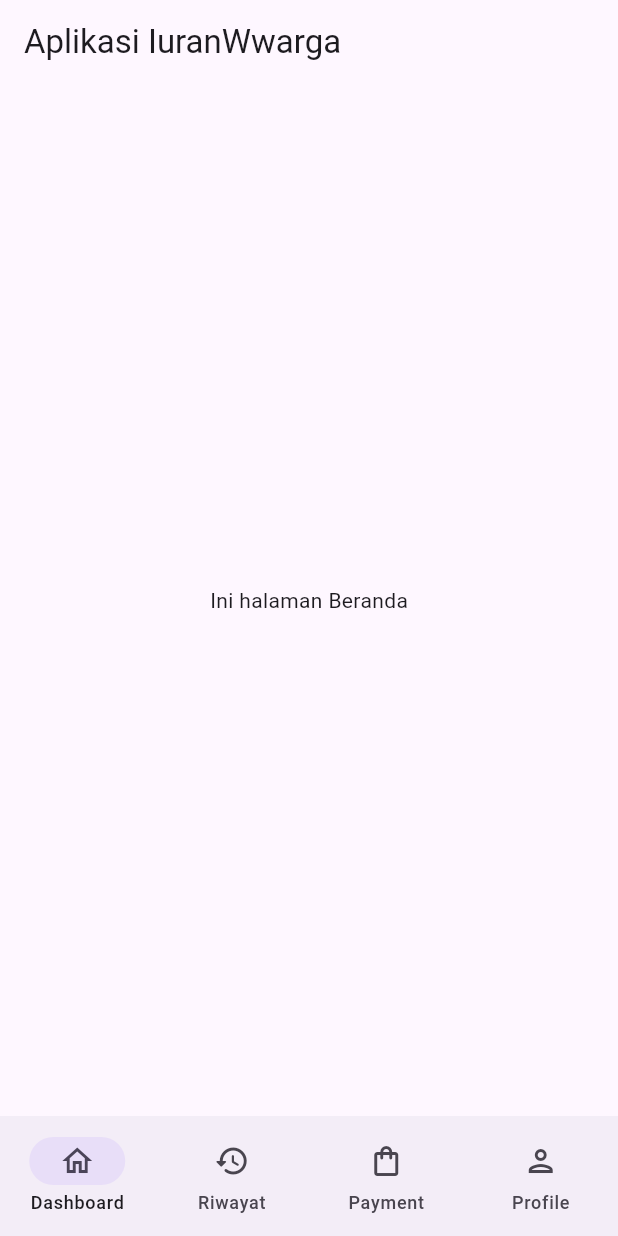
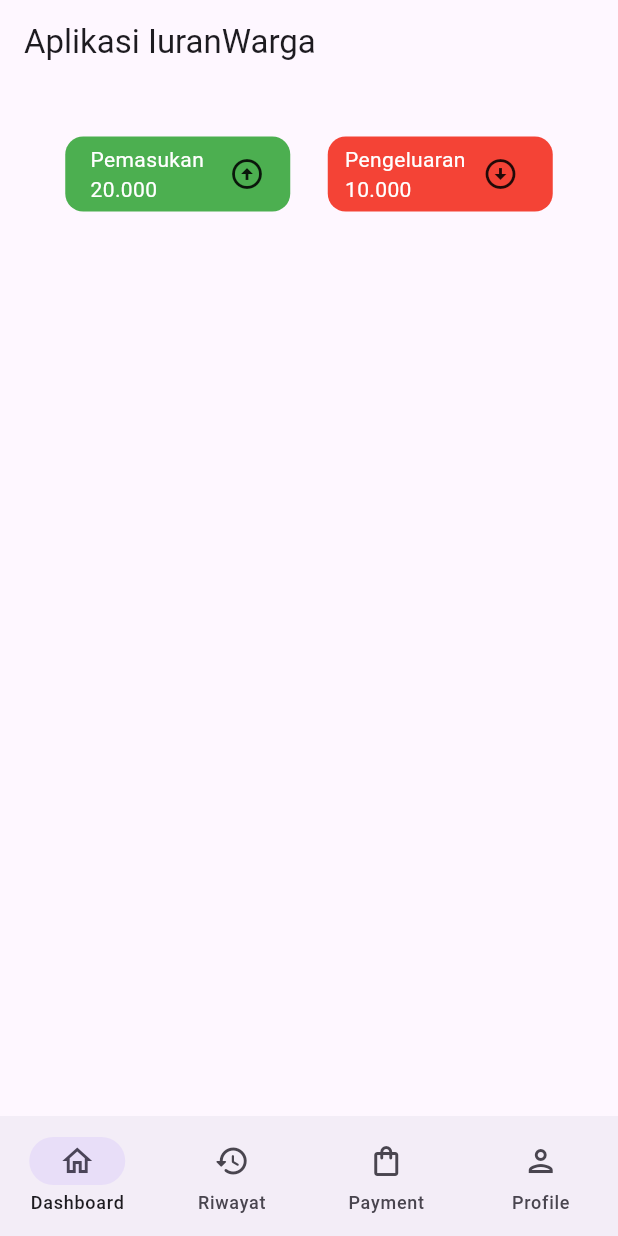
Before and after one commit to Kkiiiiiii/ppb, a Flutter app: the HomePage screen opened directly, on a phone screen of 412 x 824 dp. Run offline on Flutter 3.47's test engine with Material 3 defaults, Android fonts, the phone set to English and light mode, and no system bars.

Commit message:
Menambah dashboard

```diff
--- a/lib/main.dart
+++ b/lib/main.dart
@@ -1,5 +1,6 @@
 import 'package:flutter/material.dart';
-import 'package:tugas_ppb/screens/ProfilePage.dart';
+// import 'package:tugas_ppb/screens/Dashboard.dart';
+import 'package:tugas_ppb/screens/login.dart';
 void main() {
   runApp(const MainApp());
 }
@@ -11,7 +12,7 @@ class MainApp extends StatelessWidget {
   Widget build(BuildContext context) {
     return const MaterialApp(
       debugShowCheckedModeBanner: false,
-      home: Profilepage(),
+      home: LoginPage(),
     );
   }
 }
--- /dev/null
+++ b/lib/screens/Dashboard.dart
@@ -0,0 +1,67 @@
+import 'package:flutter/material.dart';
+
+class HomeDash extends StatelessWidget {
+  const HomeDash({super.key});
+
+  @override
+  Widget build(BuildContext context) {
+    return Scaffold(
+      body: Padding(
+        padding: const EdgeInsets.only(top: 35),
+        child: Column(
+          children: [
+            Row(
+              mainAxisAlignment: MainAxisAlignment.center,
+             children: [
+              Container(
+                decoration: BoxDecoration(
+                  borderRadius: BorderRadius.circular(12),
+                  color: Colors.green,
+                ),
+                   width: 150,
+                  height: 50,
+                child: Row(
+                  mainAxisAlignment: MainAxisAlignment.spaceEvenly,
+                  children: [
+                    Center(child: Text('Pemasukan\n20.000',
+                    style: TextStyle(color: Colors.white),
+                    ),
+                    ),
+              Icon(Icons.arrow_circle_up_outlined),
+                  ],
+                ),
+              ),
+              SizedBox(width: 25,),
+               Container(
+                decoration: BoxDecoration(
+                  borderRadius: BorderRadius.circular(12),
+                  color: Colors.red,
+                ),
+                   width: 150,
+                  height: 50,
+                child: Row(
+                  mainAxisAlignment: MainAxisAlignment.spaceEvenly,
+                  children: [
+                    Center(child: Text('Pengeluaran\n10.000',
+                     style: TextStyle(color: Colors.white),
+                    ),
+                    ),
+              Icon(Icons.arrow_circle_down_outlined),
+              SizedBox(height: 15,),
+                  ],
+                ),
+              ),
+             ],
+            ),
+            SizedBox(height: 50,),
+            Container(
+              decoration: BoxDecoration(
+
+              ),
+            )
+          ],
+        ),
+      ),
+    );
+  }
+}
--- a/lib/screens/HomePage.dart
+++ b/lib/screens/HomePage.dart
@@ -1,4 +1,5 @@
 import 'package:flutter/material.dart';
+import 'package:tugas_ppb/screens/Dashboard.dart';
 import 'package:tugas_ppb/screens/DetailPembayaran.dart';
 import 'ProfilePage.dart'; // Importing ProfilePage
 class HomePage extends StatefulWidget {
@@ -12,9 +13,7 @@ class _HomePageState extends State<HomePage> {
   int _selectedIndex = 0;
 
   final List<Widget> _pages = const [
-    Center(
-      child: Text('Ini halaman Beranda'),
-    ),
+    HomeDash(),
     DetailPay(),
     Center(
       child: Text('Ini halaman Cart'),
@@ -25,7 +24,7 @@ class _HomePageState extends State<HomePage> {
   Widget build(BuildContext context) {
     return Scaffold(
       appBar: AppBar(
-        title: const Text('Aplikasi IuranWwarga'),
+        title: const Text('Aplikasi IuranWarga'),
       ),
       body: _pages[_selectedIndex],
       bottomNavigationBar: NavigationBar(
```
